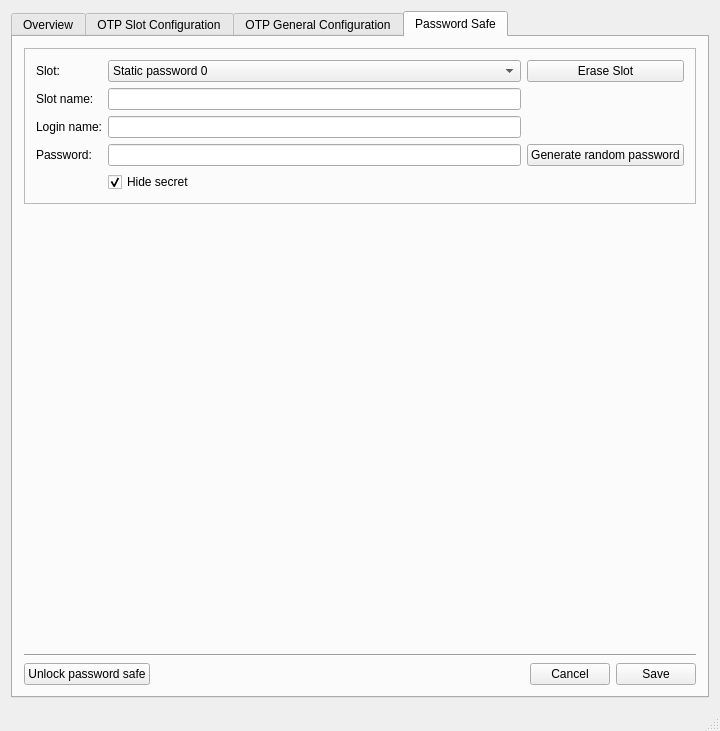
Qt form mainwindow.ui (Nitrokey/nitrokey-app) before a commit.
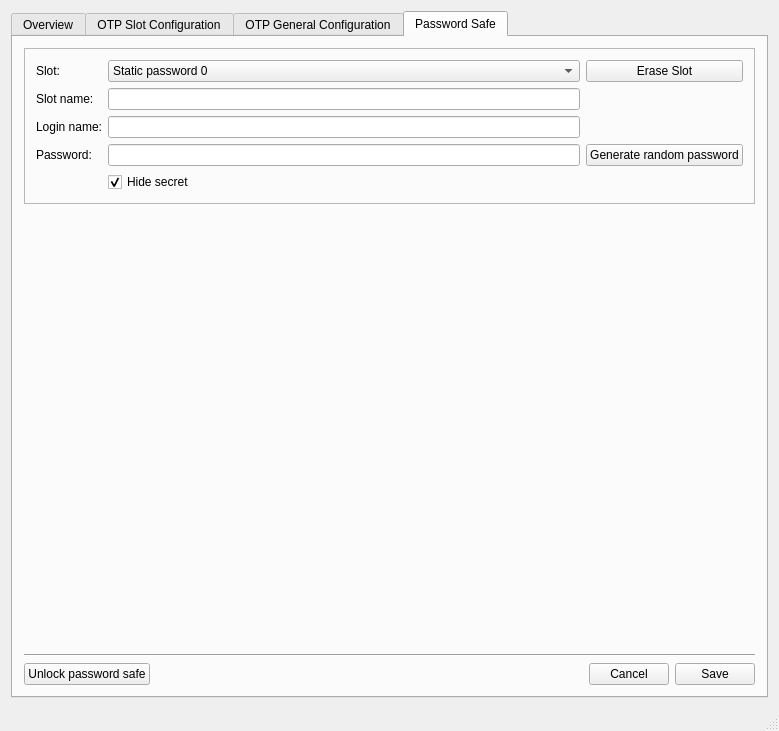
The same form after that commit. The open tabs and pages were chosen to show the change. Icons and pictures are not drawn.

What changed in the file:
```diff
--- a/mainwindow.ui
+++ b/mainwindow.ui
@@ -6,7 +6,7 @@
    <rect>
     <x>0</x>
     <y>0</y>
-    <width>720</width>
+    <width>779</width>
     <height>731</height>
    </rect>
   </property>
```
Left out of the diff: 2 changed lines with no effect on the pictures.
